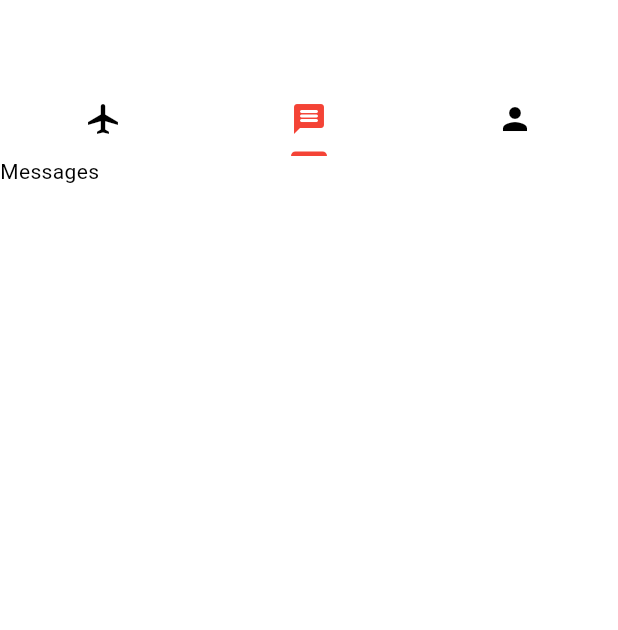
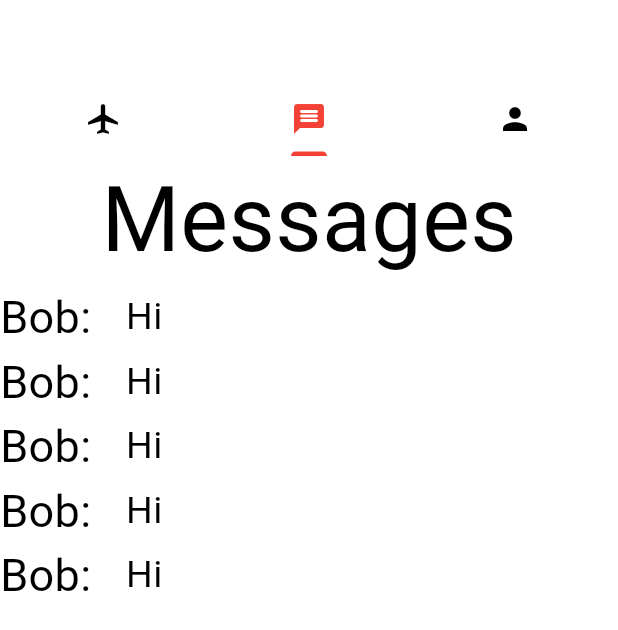
Before and after one commit to RyanSchmit/Mile-High-Matches, a Flutter app: the screen it shows after launch, tab 2 chosen, on a phone screen of 412 x 824 dp. Shown: the top 630 px of the screen. Run offline on Flutter 3.47's test engine with Material 3 defaults, Android fonts, the phone set to English and light mode, and no system bars.

Commit message:
Added Text and Image for the profile and message page

```diff
--- a/lib/main.dart
+++ b/lib/main.dart
@@ -41,8 +41,8 @@ class Views extends StatelessWidget {
       body: TabBarView(
         children: [
           MyHomePage(),
-          Text("Messages"),
-          Text("Profile"),
+          MessagesPage(),
+          ProfilePage(),
         ],
       ),
     );
@@ -54,8 +54,9 @@ class MyHomePage extends StatelessWidget {
 
   @override
   Widget build(BuildContext context) {
-    return Scaffold(
-      body: const Column(children: [MyTitle(), SubTitle(), Airplane()]),
+    return const Scaffold(
+      body:
+          Center(child: Column(children: [MyTitle(), SubTitle(), Airplane()])),
     );
   }
 }
@@ -96,3 +97,47 @@ class Airplane extends StatelessWidget {
     );
   }
 }
+
+class MessagesPage extends StatelessWidget {
+  const MessagesPage({super.key});
+
+  @override
+  Widget build(BuildContext context) {
+    return const Center(
+        child: Column(children: [
+          Text("Messages", style: TextStyle(fontSize: 60)),
+          MessageRow(),
+          MessageRow(),
+          MessageRow(),
+          MessageRow(),
+          MessageRow()
+    ]));
+  }
+}
+
+class MessageRow extends StatelessWidget {
+  const MessageRow({super.key});
+
+
+  @override
+  Widget build(BuildContext context) {
+    return const Row(children: [
+      Text("Bob:   ", style: TextStyle(fontSize: 30)),
+      Text("Hi", style: TextStyle(fontSize: 25))]);
+  }
+}
+
+class ProfilePage extends StatelessWidget {
+  const ProfilePage({super.key});
+
+  @override
+  Widget build(BuildContext context) {
+    return Center(
+        child: Column(children: [
+        Image.asset('assets/images/profilePhoto.png'),
+        const Text("Ryan Schmitt", style: TextStyle(fontSize: 60)),
+        const Text("Bio:", style: TextStyle(fontSize: 20)),
+        const Text("I love to fly and meet new people", style: TextStyle(fontSize: 25))
+    ]));
+  }
+}
```
Also changed, not shown: pubspec.yaml (+3 -4 lines), assets/images/profilePhoto.png (added).
